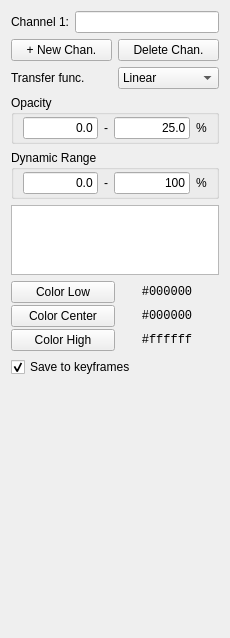
Old version of the form ui/settings_channel.ui in the repository ShangWangLab/OpenChronoMorphViewer.
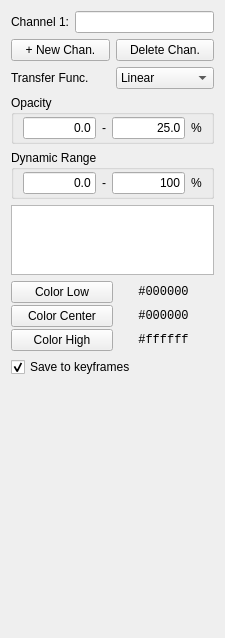
New version of the form. Icons and pictures are not drawn.

Commit message: Improved the UI for macOS and Windows

The edit to the form file:
```diff
--- a/ui/settings_channel.ui
+++ b/ui/settings_channel.ui
@@ -6,7 +6,7 @@
    <rect>
     <x>0</x>
     <y>0</y>
-    <width>230</width>
+    <width>225</width>
     <height>638</height>
    </rect>
   </property>
@@ -46,6 +46,12 @@
      </item>
      <item>
       <widget class="QLineEdit" name="item_name">
+       <property name="minimumSize">
+        <size>
+         <width>20</width>
+         <height>0</height>
+        </size>
+       </property>
        <property name="text">
         <string/>
        </property>
@@ -57,6 +63,12 @@
     <layout class="QHBoxLayout" name="layout_creation_2">
      <item>
       <widget class="QPushButton" name="button_new_chan">
+       <property name="minimumSize">
+        <size>
+         <width>30</width>
+         <height>0</height>
+        </size>
+       </property>
        <property name="text">
         <string>+ New Chan.</string>
        </property>
@@ -64,6 +76,12 @@
      </item>
      <item>
       <widget class="QPushButton" name="button_delete_chan">
+       <property name="minimumSize">
+        <size>
+         <width>30</width>
+         <height>0</height>
+        </size>
+       </property>
        <property name="text">
         <string>Delete Chan.</string>
        </property>
@@ -80,12 +98,24 @@
      <item>
       <widget class="QLabel" name="label_transfer_func">
        <property name="text">
-        <string>Transfer func.</string>
+        <string>Transfer Func.</string>
        </property>
       </widget>
      </item>
      <item>
       <widget class="QComboBox" name="select_transfer_func">
+       <property name="sizePolicy">
+        <sizepolicy hsizetype="Preferred" vsizetype="Fixed">
+         <horstretch>0</horstretch>
+         <verstretch>0</verstretch>
+        </sizepolicy>
+       </property>
+       <property name="minimumSize">
+        <size>
+         <width>20</width>
+         <height>0</height>
+        </size>
+       </property>
        <item>
         <property name="text">
          <string>Linear</string>
@@ -114,6 +144,12 @@
       </property>
       <item>
        <widget class="QLineEdit" name="edit_opacity0">
+        <property name="minimumSize">
+         <size>
+          <width>10</width>
+          <height>0</height>
+         </size>
+        </property>
         <property name="text">
          <string>0.0</string>
         </property>
@@ -131,6 +167,12 @@
       </item>
       <item>
        <widget class="QLineEdit" name="edit_opacity1">
+        <property name="minimumSize">
+         <size>
+          <width>10</width>
+          <height>0</height>
+         </size>
+        </property>
         <property name="text">
          <string>25.0</string>
         </property>
@@ -163,6 +205,12 @@
       </property>
       <item>
        <widget class="QLineEdit" name="edit_range0">
+        <property name="minimumSize">
+         <size>
+          <width>10</width>
+          <height>0</height>
+         </size>
+        </property>
         <property name="text">
          <string>0.0</string>
         </property>
@@ -180,6 +228,12 @@
       </item>
       <item>
        <widget class="QLineEdit" name="edit_range1">
+        <property name="minimumSize">
+         <size>
+          <width>10</width>
+          <height>0</height>
+         </size>
+        </property>
         <property name="text">
          <string>100</string>
         </property>
@@ -200,6 +254,12 @@
    </item>
    <item>
     <widget class="QGraphicsView" name="graphic_transfer_func">
+     <property name="minimumSize">
+      <size>
+       <width>40</width>
+       <height>0</height>
+      </size>
+     </property>
      <property name="maximumSize">
       <size>
        <width>16777215</width>
@@ -233,6 +293,12 @@
      </property>
      <item row="0" column="0">
       <widget class="QPushButton" name="button_color0">
+       <property name="minimumSize">
+        <size>
+         <width>30</width>
+         <height>0</height>
+        </size>
+       </property>
        <property name="toolTip">
         <string>The &quot;low&quot; color for the leftmost node of the transfer function</string>
        </property>
@@ -243,6 +309,12 @@
      </item>
      <item row="1" column="0">
       <widget class="QPushButton" name="button_color1">
+       <property name="minimumSize">
+        <size>
+         <width>30</width>
+         <height>0</height>
+        </size>
+       </property>
        <property name="toolTip">
         <string>The color for central values (only for triangular)</string>
        </property>
@@ -253,6 +325,12 @@
      </item>
      <item row="2" column="0">
       <widget class="QPushButton" name="button_color2">
+       <property name="minimumSize">
+        <size>
+         <width>30</width>
+         <height>0</height>
+        </size>
+       </property>
        <property name="toolTip">
         <string>The &quot;high&quot; color for the rightmost node of the transfer function</string>
        </property>
```
The commit also changes 6 other files.
